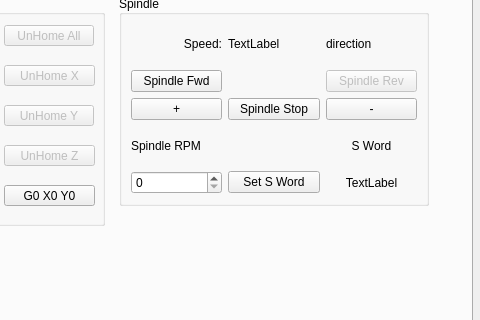
jethornton/flexgui, file examples/mill_3_plot/mill_3_plot.ui: the form before one commit; both pictures show x 438 to 918 and y 219 to 539 of the 918 by 670 pixel window.
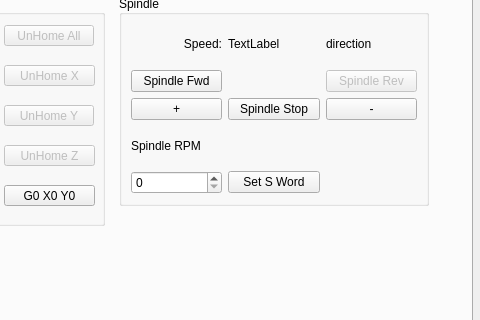
The form after the commit. The open tabs and pages were chosen to show the change.

Commit message: 12/08/2025 remove settings_speed_lb from examples

What changed in the file:
```diff
--- a/examples/mill_3_plot/mill_3_plot.ui
+++ b/examples/mill_3_plot/mill_3_plot.ui
@@ -1184,26 +1184,6 @@
          </property>
         </widget>
        </item>
-       <item row="8" column="2">
-        <widget class="QLabel" name="settings_speed_lb">
-         <property name="text">
-          <string>TextLabel</string>
-         </property>
-         <property name="alignment">
-          <set>Qt::AlignCenter</set>
-         </property>
-        </widget>
-       </item>
-       <item row="6" column="2">
-        <widget class="QLabel" name="label_38">
-         <property name="text">
-          <string>S Word</string>
-         </property>
-         <property name="alignment">
-          <set>Qt::AlignCenter</set>
-         </property>
-        </widget>
-       </item>
        <item row="4" column="1">
         <widget class="QPushButton" name="spindle_stop_pb">
          <property name="text">
```
Left out of the diff: 2 changed lines with no effect on the pictures. The commit also changes 7 other files.
